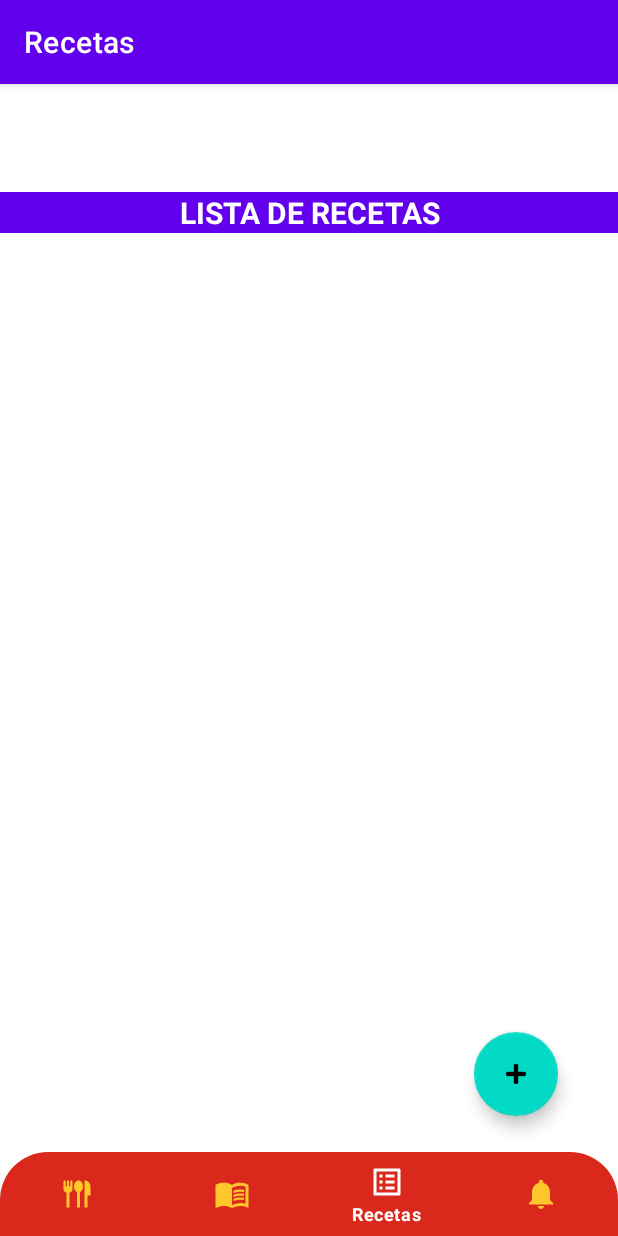
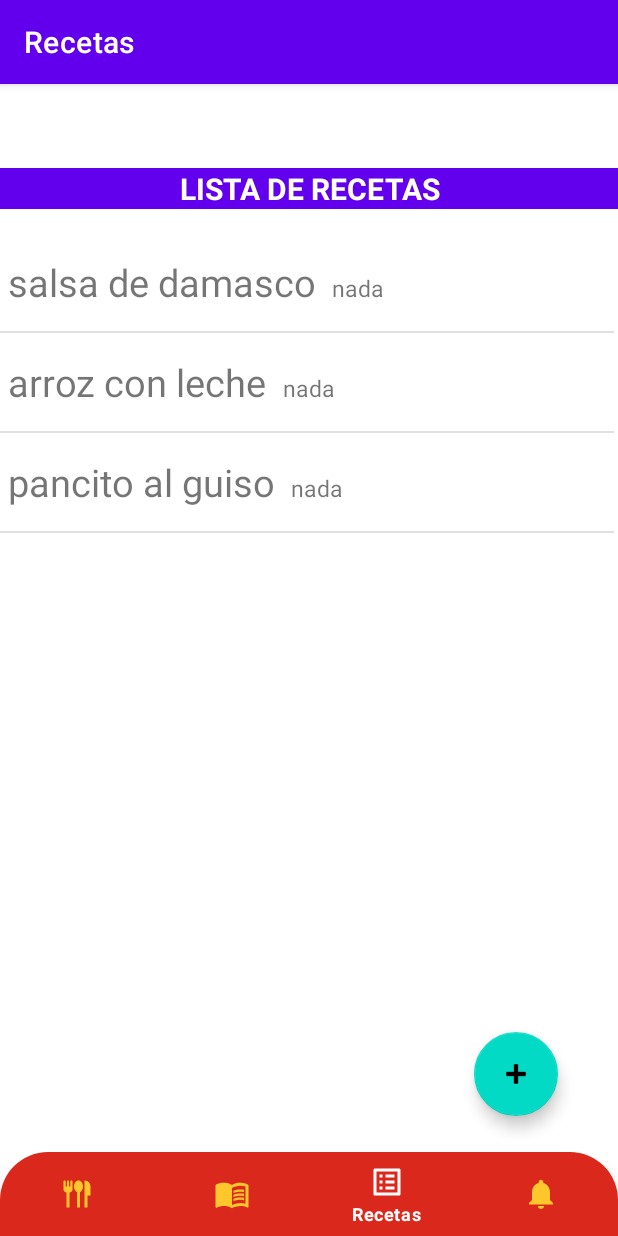
Before and after one commit to danilopezyejas/MenuSemanal, an Android app: the RecetasFragment screen opened through its navigation route, on a phone screen of 412 x 824 dp. Run offline under Robolectric (Android 15) with nearby library versions, the phone set to English and light mode, and no system bars; our stand-ins replace navigation-ui.

Commit message:
agregando datos al recycledview

```diff
--- a/app/src/main/java/Clases/Recetas.java
+++ b/app/src/main/java/Clases/Recetas.java
@@ -7,9 +7,7 @@ public class Recetas {
     String descripcion;
 
 
-    private Recetas() {}
-
-    private Recetas(String nombre,String descripcion) {
+    public Recetas(String nombre, String descripcion) {
         this.nombre = nombre;
         this.descripcion = descripcion;
     }
--- a/app/src/main/java/com/tip/MenuSemanal/AdapterListaReceta.java
+++ b/app/src/main/java/com/tip/MenuSemanal/AdapterListaReceta.java
@@ -1,5 +1,6 @@
 package com.tip.MenuSemanal;
 import android.annotation.SuppressLint;
+import android.graphics.drawable.Drawable;
 import android.view.LayoutInflater;
 import android.view.View;
 import android.view.ViewGroup;
@@ -15,13 +16,18 @@ import java.util.ArrayList;
 import Clases.Ingrediente;
 import Clases.Recetas;
 
+import static com.tip.MenuSemanal.R.color.*;
+import static com.tip.MenuSemanal.R.id.listaRecetas;
+import static com.tip.MenuSemanal.R.id.textView;
 
-public class AdapterListaReceta extends RecyclerView.Adapter<AdapterListaReceta.ViewHoldersDatos>  {
 
-    ArrayList<Recetas> ListaRecetas;
+public class AdapterListaReceta extends RecyclerView.Adapter<AdapterListaReceta.ViewHoldersDatos> implements View.OnClickListener {
 
-    public AdapterListaReceta(@NonNull ArrayList<Recetas> listaRecetas) {
-        ListaRecetas = listaRecetas;
+    ArrayList<Recetas> listaRecetas;
+    View.OnClickListener onclickl;
+
+    public AdapterListaReceta(@NonNull ArrayList<Recetas> lRecetas) {
+        listaRecetas = lRecetas;
     }
 
     @NonNull
@@ -30,34 +36,51 @@ public class AdapterListaReceta extends RecyclerView.Adapter<AdapterListaReceta.
 
 
     public AdapterListaReceta.ViewHoldersDatos onCreateViewHolder(@NonNull @NotNull ViewGroup parent, int viewType) {
-        @SuppressLint("ResourceType") View view= LayoutInflater.from(parent.getContext()).inflate(R.id.listaRecetas,null,false);
+        View view = LayoutInflater.from(parent.getContext()).inflate(R.layout.recycle_recetas, null, false);
 
         return new ViewHoldersDatos(view);
     }
 
     @Override
     public void onBindViewHolder(@NonNull @NotNull AdapterListaReceta.ViewHoldersDatos holder, int position) {
-        holder.asignardatos(ListaRecetas.get(position).getNombre(),ListaRecetas.get(position).getDescripcion());
+        holder.asignardatos(listaRecetas.get(position).getNombre(),listaRecetas.get(position).getDescripcion());
+        holder.bindView();
     }
 
     @Override
     public int getItemCount() {
-        return ListaRecetas.size();
+        return listaRecetas.size();
+    }
+
+    @Override
+    public void onClick(View view) {
+
+
     }
 
     public class ViewHoldersDatos extends RecyclerView.ViewHolder {
         TextView txtnombre;
         TextView txtdescripcion;
+        View item;
 
         public ViewHoldersDatos(@NonNull @NotNull View itemView) {
             super(itemView);
+            this.item= itemView;
             txtnombre=itemView.findViewById(R.id.txtNombreReceta);
             txtdescripcion=itemView.findViewById(R.id.txtDescripcionReceta);
+
         }
+        public void bindView(){
+
+                item.setSelected(true);
+            }
 
         public void asignardatos(String nombre, String descripcion) {
             txtnombre.setText(nombre);
             txtdescripcion.setText(descripcion);
+
+
+
         }
     }
 }
--- a/app/src/main/java/com/tip/MenuSemanal/ui/recetas/RecetasFragment.java
+++ b/app/src/main/java/com/tip/MenuSemanal/ui/recetas/RecetasFragment.java
@@ -11,22 +11,52 @@ import androidx.annotation.Nullable;
 import androidx.fragment.app.Fragment;
 import androidx.lifecycle.Observer;
 import androidx.lifecycle.ViewModelProvider;
+import androidx.recyclerview.widget.DividerItemDecoration;
+import androidx.recyclerview.widget.LinearLayoutManager;
+import androidx.recyclerview.widget.RecyclerView;
 
 import com.google.android.material.floatingactionbutton.FloatingActionButton;
+import com.tip.MenuSemanal.AdapterListaReceta;
 import com.tip.MenuSemanal.R;
+
+import java.util.ArrayList;
+
+import Clases.Recetas;
 
 import static androidx.navigation.Navigation.findNavController;
 
 public class RecetasFragment extends Fragment {
 
+
     private RecetasViewModel recetasViewModel;
+    private RecyclerView recyclerView;
+    private ArrayList<Recetas> recetas;
+
+
+
 
     public View onCreateView(@NonNull LayoutInflater inflater,
                              ViewGroup container, Bundle savedInstanceState) {
+
+
+
+        recetas = new ArrayList<Recetas>();
+        recetas.add(new Recetas("salsa de damasco","nada"));
+        recetas.add(new Recetas("arroz con leche","nada"));
+        recetas.add(new Recetas("pancito al guiso","nada"));
+
+
         recetasViewModel =
                 new ViewModelProvider(this).get(RecetasViewModel.class);
         View root = inflater.inflate(R.layout.fragment_recetas, container, false);
         //final TextView textView = root.findViewById(//id.text_recetas);
+
+        recyclerView = (RecyclerView) root.findViewById(R.id.rvlistaRecetas);
+        recyclerView.setHasFixedSize(true);
+        recyclerView.setLayoutManager(new LinearLayoutManager(getContext()));
+        recyclerView.setAdapter(new AdapterListaReceta(recetas));
+        recyclerView.addItemDecoration(new DividerItemDecoration(getContext(), DividerItemDecoration.VERTICAL));
+
         recetasViewModel.getText().observe(getViewLifecycleOwner(), new Observer<String>() {
                     @Override
                     public void onChanged(@Nullable String s) {
--- a/app/src/main/res/layout/fragment_recetas.xml
+++ b/app/src/main/res/layout/fragment_recetas.xml
@@ -10,24 +10,22 @@
         android:id="@+id/textView"
         android:layout_width="match_parent"
         android:layout_height="wrap_content"
-        android:layout_marginTop="16dp"
         android:background="@color/purple_500"
         android:text="LISTA DE RECETAS"
         android:textAlignment="center"
         android:textColor="@color/white"
-
-
         android:textSize="20dp"
         android:textStyle="bold"
-        app:layout_constraintTop_toTopOf="parent"
-        tools:layout_editor_absoluteX="0dp" />
+        app:layout_constraintTop_toTopOf="parent" />
 
     <androidx.recyclerview.widget.RecyclerView
+        android:id="@+id/rvlistaRecetas"
         android:layout_width="409dp"
         android:layout_height="686dp"
         android:layout_marginTop="16dp"
         app:layout_constraintTop_toBottomOf="@+id/textView"
-        tools:layout_editor_absoluteX="1dp" />
+        tools:layout_editor_absoluteX="1dp"
+        tools:ignore="MissingConstraints" />
 
     <com.google.android.material.floatingactionbutton.FloatingActionButton
         android:id="@+id/btnAgregarReceta"
--- a/app/src/main/res/layout/recycle_recetas.xml
+++ b/app/src/main/res/layout/recycle_recetas.xml
@@ -3,24 +3,34 @@
     android:id="@+id/listaRecetas"
     android:orientation="horizontal"
     android:layout_width="match_parent"
-    android:layout_height="match_parent">
+    android:layout_height="match_parent"
+
+    >
 
     <TextView
         android:id="@+id/txtNombreReceta"
-        android:layout_width="wrap_content"
+        android:layout_width="match_parent"
         android:layout_height="wrap_content"
         android:layout_weight="1"
         android:layout_marginRight="5dp"
         android:layout_marginLeft="5dp"
-        android:text="TextView" />
+        android:layout_marginTop="15dp"
+        android:layout_marginBottom="15dp"
+
+        android:text="TextView"
+        android:textSize="25sp"/>
 
     <TextView
         android:id="@+id/txtDescripcionReceta"
-        android:layout_width="wrap_content"
+        android:layout_width="match_parent"
         android:layout_height="wrap_content"
-        android:layout_weight="3"
         android:layout_marginLeft="5dp"
         android:layout_marginRight="5dp"
-        android:text="TextView" />
+        android:layout_weight="1"
+        android:text="TextView"
+        android:textSize="15sp"
+        android:layout_marginTop="15dp"
+        android:layout_marginBottom="15dp"
+        />
 
 </LinearLayout>
--- a/app/src/main/res/values/colors.xml
+++ b/app/src/main/res/values/colors.xml
@@ -11,4 +11,7 @@
     <color name="red">#DA291C</color>
     <color name="botones">#FF000000</color>
 
+    <color name="normal">#FF2700</color>
+    <color name="presionado">#1E42FF</color>
+    <color name="seleccionado">#2F8DFF</color>
 </resources>
--- a/app/src/main/res/values/themes.xml
+++ b/app/src/main/res/values/themes.xml
@@ -12,5 +12,6 @@
         <!-- Status bar color. -->
         <item name="android:statusBarColor" tools:targetApi="l">?attr/colorPrimaryVariant</item>
         <!-- Customize your theme here. -->
+
     </style>
 </resources>
```
